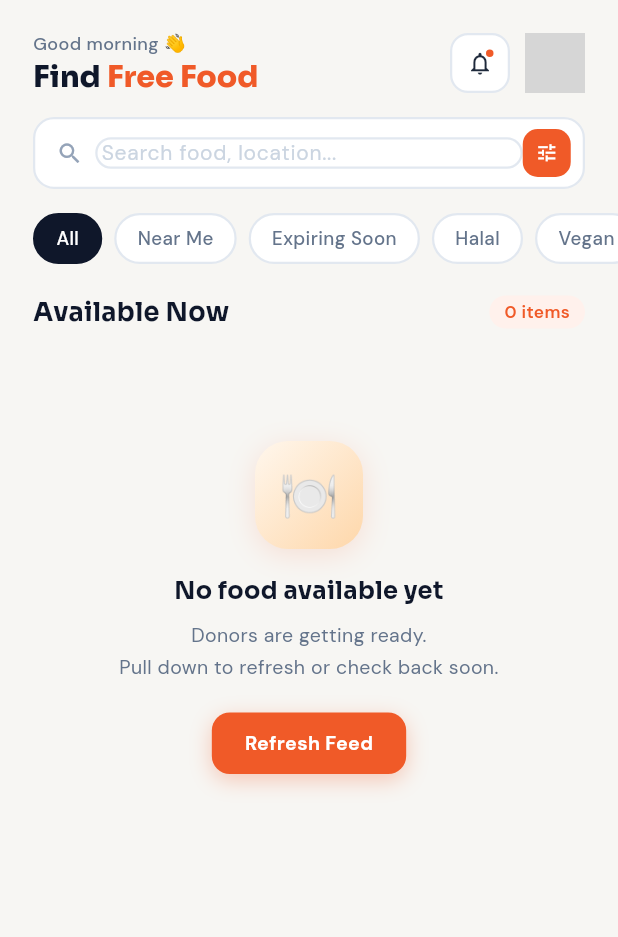
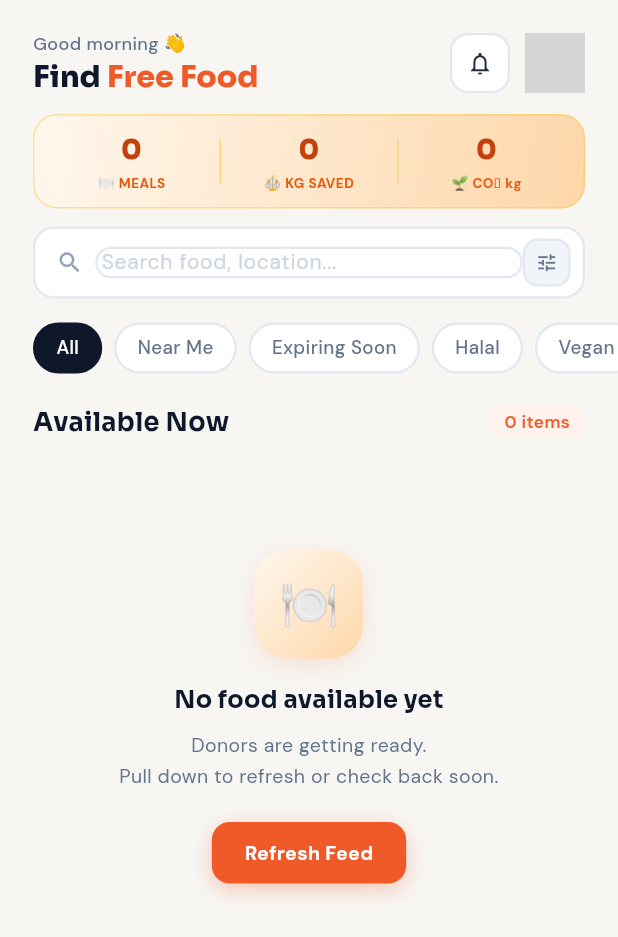
Before and after one commit to hakimi-as/FoodLink, a Flutter app: the FeedScreen screen opened directly, on a phone screen of 412 x 824 dp. Shown: the top 937 px of the screen. Run offline on Flutter 3.47's test engine with Material 3 defaults, Android fonts, the light colour scheme and no system bars; our stand-ins replace cloud_firestore, confetti, firebase_auth, firebase_core, firebase_messaging, flutter_local_notifications and 5 more; missing offline and left inert: cloudinary_public; accounts and stored records are empty; generated files the repository leaves out were written again; network calls fail; grey boxes are pictures that could not be loaded.

Commit message:
feat: add live impact strip and notification dot to feed screen
Show an animated impact strip (meals claimed, kg saved, CO2 saved)
backed by StatsProvider, replace the static notification dot with a
live unread-claims badge from ClaimProvider, and connect the filter
button to the new FilterSheet with an active-filter count badge.

```diff
--- a/lib/views/main/feed_screen.dart
+++ b/lib/views/main/feed_screen.dart
@@ -5,11 +5,14 @@ import 'package:provider/provider.dart';
 import '../../core/theme/app_colors.dart';
 import '../../core/routes/app_route.dart';
 import '../../providers/auth_provider.dart';
+import '../../providers/claim_provider.dart';
 import '../../providers/food_provider.dart';
+import '../../providers/stats_provider.dart';
 import '../../widgets/food_card.dart';
 import '../../widgets/claim_modal.dart';
 import '../../widgets/skeleton_food_card.dart';
 import '../../widgets/app_empty_state.dart';
+import '../../widgets/filter_sheet.dart';
 import '../secondary/notifications_screen.dart';
 
 class FeedScreen extends StatelessWidget {
@@ -22,6 +25,16 @@ class FeedScreen extends StatelessWidget {
     final c = context.clr;
     final auth = context.watch<AuthProvider>();
     final food = context.watch<FoodProvider>();
+    final claim = context.watch<ClaimProvider>();
+    final stats = context.watch<StatsProvider>();
+    final user = auth.user;
+    final unreadCount = user == null
+        ? 0
+        : user.isDonor
+            ? claim.donorClaims.where((c) => c.isPending).length
+            : user.isStudent
+                ? claim.myClaims.where((c) => c.isPending).length
+                : 0;
     final hour = DateTime.now().hour;
     final greeting = hour < 12
         ? 'Good morning 👋'
@@ -92,17 +105,25 @@ class FeedScreen extends StatelessWidget {
                             children: [
                               Icon(Icons.notifications_none,
                                   size: 18, color: c.bodyText),
+                              if (unreadCount > 0)
                                 Positioned(
-                                top: 8,
-                                right: 8,
+                                  top: 6,
+                                  right: 6,
                                   child: Container(
-                                  width: 8,
-                                  height: 8,
+                                    width: unreadCount > 9 ? 16 : 14,
+                                    height: 14,
                                     decoration: BoxDecoration(
-                                    color: AppColors.primary,
+                                      color: const Color(0xFFEF4444),
                                       shape: BoxShape.circle,
-                                    border: Border.all(
-                                        color: c.card, width: 1.5),
+                                      border: Border.all(color: c.card, width: 1.5),
+                                    ),
+                                    alignment: Alignment.center,
+                                    child: Text(
+                                      unreadCount > 9 ? '9+' : '$unreadCount',
+                                      style: const TextStyle(
+                                          color: Colors.white,
+                                          fontSize: 7,
+                                          fontWeight: FontWeight.w800),
                                     ),
                                   ),
                                 ),
@@ -139,7 +160,14 @@ class FeedScreen extends StatelessWidget {
                       ),
                     ],
                   ),
-                  const SizedBox(height: 14),
+                  const SizedBox(height: 12),
+                  // ── Impact strip
+                  _ImpactStrip(
+                    meals: stats.mealsClaimed,
+                    kgSaved: stats.kgSaved,
+                    co2: stats.co2Saved,
+                  ),
+                  const SizedBox(height: 12),
                   // ── Search bar
                   Container(
                     height: 48,
@@ -171,16 +199,60 @@ class FeedScreen extends StatelessWidget {
                             ),
                           ),
                         ),
+                        GestureDetector(
+                          onTap: () {
+                            HapticFeedback.selectionClick();
+                            FilterSheet.show(
+                              context,
+                              initialFilter: food.filter,
+                              onApply: food.setFilter,
+                            );
+                          },
+                          child: Stack(
+                            clipBehavior: Clip.none,
+                            children: [
                               Container(
                                 width: 32,
                                 height: 32,
                                 margin: const EdgeInsets.only(right: 8),
                                 decoration: BoxDecoration(
-                            color: AppColors.primary,
+                                  color: food.filter.activeCount > 0
+                                      ? AppColors.primary
+                                      : c.elevated,
                                   borderRadius: BorderRadius.circular(10),
+                                  border: food.filter.activeCount == 0
+                                      ? Border.all(color: c.border, width: 1.5)
+                                      : null,
                                 ),
-                          child: const Icon(Icons.tune,
-                              color: Colors.white, size: 15),
+                                child: Icon(Icons.tune,
+                                    color: food.filter.activeCount > 0
+                                        ? Colors.white
+                                        : c.muted,
+                                    size: 15),
+                              ),
+                              if (food.filter.activeCount > 0)
+                                Positioned(
+                                  top: -4,
+                                  right: 4,
+                                  child: Container(
+                                    width: 14,
+                                    height: 14,
+                                    decoration: const BoxDecoration(
+                                      color: Color(0xFFEF4444),
+                                      shape: BoxShape.circle,
+                                    ),
+                                    alignment: Alignment.center,
+                                    child: Text(
+                                      '${food.filter.activeCount}',
+                                      style: const TextStyle(
+                                          color: Colors.white,
+                                          fontSize: 8,
+                                          fontWeight: FontWeight.w800),
+                                    ),
+                                  ),
+                                ),
+                            ],
+                          ),
                         ),
                       ],
                     ),
@@ -408,3 +480,88 @@ class FeedScreen extends StatelessWidget {
     );
   }
 }
+
+class _ImpactStrip extends StatelessWidget {
+  final int meals;
+  final int kgSaved;
+  final int co2;
+
+  const _ImpactStrip({
+    required this.meals,
+    required this.kgSaved,
+    required this.co2,
+  });
+
+  @override
+  Widget build(BuildContext context) {
+    return Container(
+      padding: const EdgeInsets.symmetric(horizontal: 12, vertical: 10),
+      decoration: BoxDecoration(
+        gradient: const LinearGradient(
+          colors: [Color(0xFFFFF7ED), Color(0xFFFED7AA)],
+          begin: Alignment.topLeft,
+          end: Alignment.bottomRight,
+        ),
+        borderRadius: BorderRadius.circular(16),
+        border: Border.all(color: const Color(0xFFFBBF24).withOpacity(0.4)),
+      ),
+      child: Row(
+        children: [
+          _StatTile(value: meals, label: 'MEALS', emoji: '🍽️'),
+          _Divider(),
+          _StatTile(value: kgSaved, label: 'KG SAVED', emoji: '⚖️'),
+          _Divider(),
+          _StatTile(value: co2, label: 'CO₂ kg', emoji: '🌱'),
+        ],
+      ),
+    );
+  }
+}
+
+class _StatTile extends StatelessWidget {
+  final int value;
+  final String label;
+  final String emoji;
+  const _StatTile({required this.value, required this.label, required this.emoji});
+
+  @override
+  Widget build(BuildContext context) {
+    return Expanded(
+      child: Column(
+        children: [
+          TweenAnimationBuilder<int>(
+            tween: IntTween(begin: 0, end: value),
+            duration: const Duration(milliseconds: 800),
+            curve: Curves.easeOut,
+            builder: (_, v, __) => Text(
+              '$v',
+              style: GoogleFonts.sora(
+                  fontSize: 18,
+                  fontWeight: FontWeight.w800,
+                  color: const Color(0xFFC2410C)),
+            ),
+          ),
+          const SizedBox(height: 2),
+          Text(
+            '$emoji $label',
+            style: GoogleFonts.dmSans(
+                fontSize: 9,
+                fontWeight: FontWeight.w700,
+                color: const Color(0xFFEA580C),
+                letterSpacing: 0.3),
+          ),
+        ],
+      ),
+    );
+  }
+}
+
+class _Divider extends StatelessWidget {
+  @override
+  Widget build(BuildContext context) => Container(
+        width: 1,
+        height: 30,
+        color: const Color(0xFFFBBF24).withOpacity(0.5),
+        margin: const EdgeInsets.symmetric(horizontal: 6),
+      );
+}
```
Lines whose indentation alone changed are shown as unchanged.
